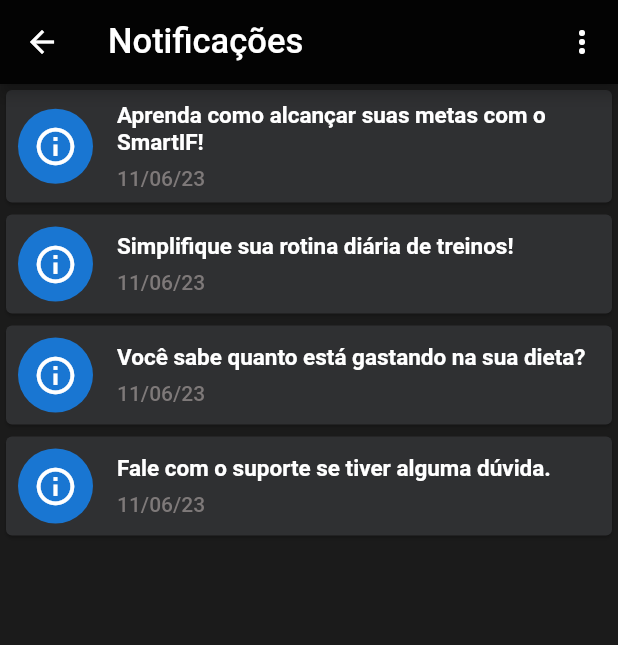
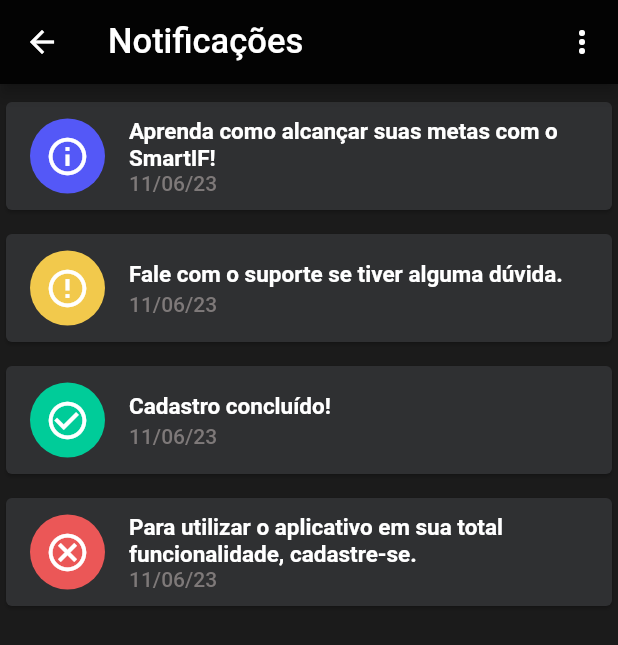
Before and after one commit to gabrielssousa/smart_if_app, a Flutter app: the TelaNotificacao screen opened by its route, on a phone screen of 412 x 824 dp. Shown: the top 645 px of the screen. Run offline on Flutter 3.47's test engine with Material 2 defaults, Android fonts, the phone set to English and light mode, and no system bars.

Commit message:
finalizando mudanças

```diff
--- a/lib/pages/tela_notificacao.dart
+++ b/lib/pages/tela_notificacao.dart
@@ -15,21 +15,14 @@ class _TelaNotificacaoState extends State<TelaNotificacao> {
         titulo: 'Aprenda como alcançar suas metas com o SmartIF!',
         dateTime: DateTime.now()),
     Notificacao(
-        titulo: 'Simplifique sua rotina diária de treinos!',
-        dateTime: DateTime.now()),
-    Notificacao(
-        titulo: 'Você sabe quanto está gastando na sua dieta?',
-        dateTime: DateTime.now()),
-    Notificacao(
         titulo: 'Fale com o suporte se tiver alguma dúvida.',
         dateTime: DateTime.now()),
+    Notificacao(titulo: 'Cadastro concluído!', dateTime: DateTime.now()),
+    Notificacao(
+        titulo:
+            'Para utilizar o aplicativo em sua total funcionalidade, cadastre-se.',
+        dateTime: DateTime.now()),
   ];
-
-  void deletarNotificacao(Notificacao notificacao) {
-    setState(() {
-      notificacoes.remove(notificacao);
-    });
-  }
 
   @override
   Widget build(BuildContext context) {
@@ -54,11 +47,26 @@ class _TelaNotificacaoState extends State<TelaNotificacao> {
         ),
         body: ListView(
           children: [
-            for (Notificacao notificacao in notificacoes)
-              ListaNotificacao(
-                notificacao: notificacao,
-                deletarNotificao: deletarNotificacao,
-              ),
+            ListaNotificacao(
+              notificacao: notificacoes[0],
+              circleAvatarColor: 0xFF5458F7,
+              circleAvatarIcon: Icons.info_outline,
+            ),
+            ListaNotificacao(
+              notificacao: notificacoes[1],
+              circleAvatarColor: 0xFFF2C94C,
+              circleAvatarIcon: Icons.error_outline,
+            ),
+            ListaNotificacao(
+              notificacao: notificacoes[2],
+              circleAvatarColor: 0xFF00CC99,
+              circleAvatarIcon: Icons.check_circle_outline,
+            ),
+            ListaNotificacao(
+              notificacao: notificacoes[3],
+              circleAvatarColor: 0xFFEB5757,
+              circleAvatarIcon: Icons.cancel_outlined,
+            ),
           ],
         ),
       ),
--- a/lib/widgets/lista_notificacao.dart
+++ b/lib/widgets/lista_notificacao.dart
@@ -4,13 +4,14 @@ import 'package:intl/intl.dart';
 
 class ListaNotificacao extends StatefulWidget {
   final Notificacao notificacao;
-  final Function(Notificacao) deletarNotificao;
-  // final Color circleAvatarColor;
+  final int circleAvatarColor;
+  final IconData circleAvatarIcon;
 
   const ListaNotificacao({
     super.key,
     required this.notificacao,
-    required this.deletarNotificao,
+    required this.circleAvatarColor,
+    required this.circleAvatarIcon,
   });
 
   @override
@@ -22,74 +23,54 @@ class _ListaNotificacaoState extends State<ListaNotificacao> {
   Widget build(BuildContext context) {
     return Dismissible(
       key: Key(DateTime.now().millisecondsSinceEpoch.toString()),
-      background: buildContainerDelete(),
+      background: buildCardDelete(),
       direction: DismissDirection.endToStart,
       child: buildCardNotificacao(),
     );
   }
 
   Widget buildCardNotificacao() {
-    return Card(
+    return Padding(
+      padding: const EdgeInsets.only(top: 8.0),
+      child: Card(
         color: const Color(0xFF2F3032),
-      child: Padding(
-        padding: const EdgeInsets.all(8.0),
-        child: Column(
-          crossAxisAlignment: CrossAxisAlignment.stretch,
-          children: [
-            Row(
-              children: [
-                const CircleAvatar(
+        child: ListTile(
+          leading: CircleAvatar(
+            backgroundColor: Color(widget.circleAvatarColor),
             radius: 25.0,
             child: Center(
               child: Icon(
-                      Icons.info_outline,
+                widget.circleAvatarIcon,
                 size: 30.0,
                 color: Colors.white,
               ),
             ),
           ),
-                const SizedBox(
-                  width: 16.0,
-                ),
-                Expanded(
-                  child: Column(
-                    mainAxisSize: MainAxisSize.min,
-                    crossAxisAlignment: CrossAxisAlignment.start,
-                    children: [
-                      Text(
+          title: Text(
             widget.notificacao.titulo,
             style: const TextStyle(
                 color: Colors.white,
                 fontSize: 15.0,
                 fontWeight: FontWeight.bold),
           ),
-                      const SizedBox(height: 7.0),
-                      Text(
-                        DateFormat('dd/MM/yy')
-                            .format(widget.notificacao.dateTime),
+          subtitle: Text(
+            DateFormat('dd/MM/yy').format(widget.notificacao.dateTime),
             style: const TextStyle(
                 color: Color(0xFF7E7979),
                 fontSize: 14.0,
                 fontWeight: FontWeight.w500),
-                      )
-                    ],
           ),
-                ),
-              ],
-            ),
-          ],
         ),
       ),
     );
   }
 
-  Container buildContainerDelete() {
-    return Container(
-      decoration: const BoxDecoration(
+  Widget buildCardDelete() {
+    return const Padding(
+      padding: EdgeInsets.only(top: 8.0),
+      child: Card(
         color: Color(0xFFEB5757),
-        borderRadius: BorderRadius.all(Radius.circular(4.0)),
-      ),
-      child: const Align(
+        child: Align(
           alignment: Alignment(0.8, 0.0),
           child: Column(
             mainAxisAlignment: MainAxisAlignment.center,
@@ -110,6 +91,58 @@ class _ListaNotificacaoState extends State<ListaNotificacao> {
             ],
           ),
         ),
+      ),
     );
   }
 }
+
+
+// Padding(
+//         padding: const EdgeInsets.all(8.0),
+//         child: Column(
+//           crossAxisAlignment: CrossAxisAlignment.stretch,
+//           children: [
+//             Row(
+//               children: [
+//                 const CircleAvatar(
+//                   radius: 25.0,
+//                   child: Center(
+//                     child: Icon(
+//                       Icons.info_outline,
+//                       size: 30.0,
+//                       color: Colors.white,
+//                     ),
+//                   ),
+//                 ),
+//                 const SizedBox(
+//                   width: 16.0,
+//                 ),
+//                 Expanded(
+//                   child: Column(
+//                     mainAxisSize: MainAxisSize.min,
+//                     crossAxisAlignment: CrossAxisAlignment.start,
+//                     children: [
+//                       Text(
+//                         widget.notificacao.titulo,
+//                         style: const TextStyle(
+//                             color: Colors.white,
+//                             fontSize: 15.0,
+//                             fontWeight: FontWeight.bold),
+//                       ),
+//                       const SizedBox(height: 7.0),
+//                       Text(
+//                         DateFormat('dd/MM/yy')
+//                             .format(widget.notificacao.dateTime),
+//                         style: const TextStyle(
+//                             color: Color(0xFF7E7979),
+//                             fontSize: 14.0,
+//                             fontWeight: FontWeight.w500),
+//                       )
+//                     ],
+//                   ),
+//                 ),
+//               ],
+//             ),
+//           ],
+//         ),
+//       ),
```
Lines whose indentation alone changed are shown as unchanged.
